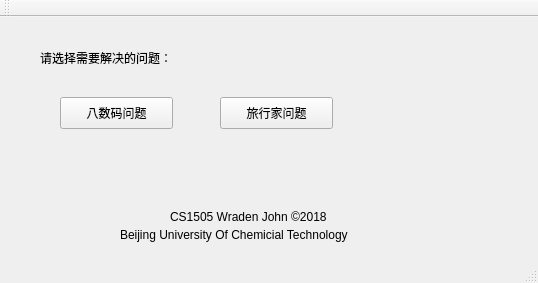
This is E_homework/mainwindow.ui in wardenjohn/E_number_homework as Qt 5 draws it before an edit. The edited form follows.
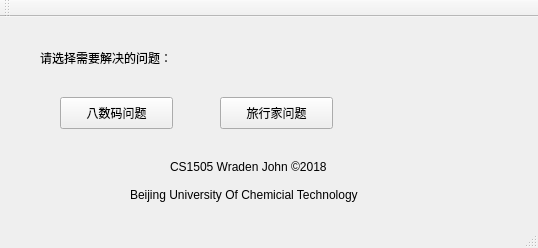
This is the edited form.

The edit to the form file:
```diff
--- a/E_homework/mainwindow.ui
+++ b/E_homework/mainwindow.ui
@@ -7,7 +7,7 @@
     <x>0</x>
     <y>0</y>
     <width>538</width>
-    <height>283</height>
+    <height>248</height>
    </rect>
   </property>
   <property name="windowTitle">
@@ -57,7 +57,7 @@
     <property name="geometry">
      <rect>
       <x>170</x>
-      <y>190</y>
+      <y>140</y>
       <width>181</width>
       <height>20</height>
      </rect>
@@ -69,8 +69,8 @@
    <widget class="QLabel" name="Unit">
     <property name="geometry">
      <rect>
-      <x>120</x>
-      <y>210</y>
+      <x>130</x>
+      <y>170</y>
       <width>281</width>
       <height>16</height>
      </rect>
```
